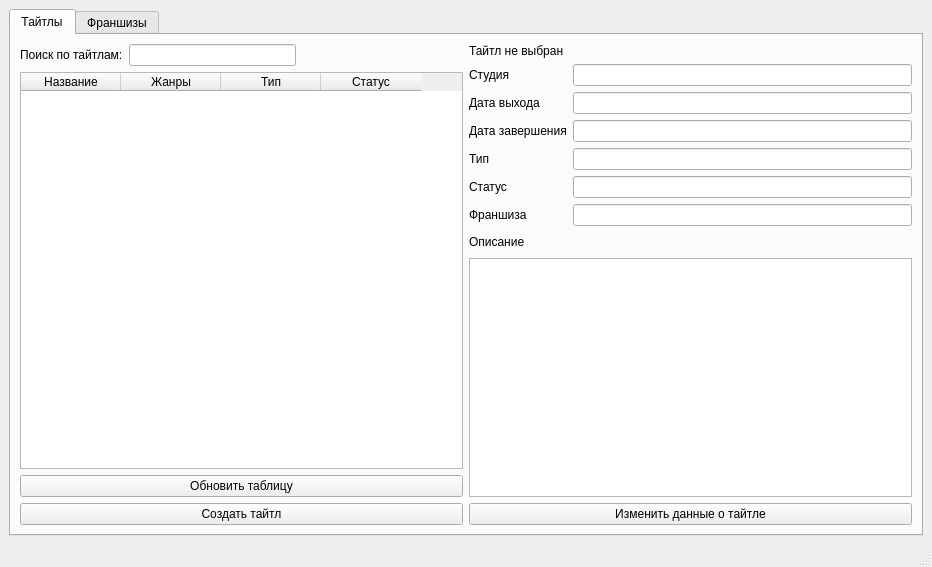
Max-Person/Project-Umami, file ProjectUmamiQt/mainwindow.ui: the form before one commit.
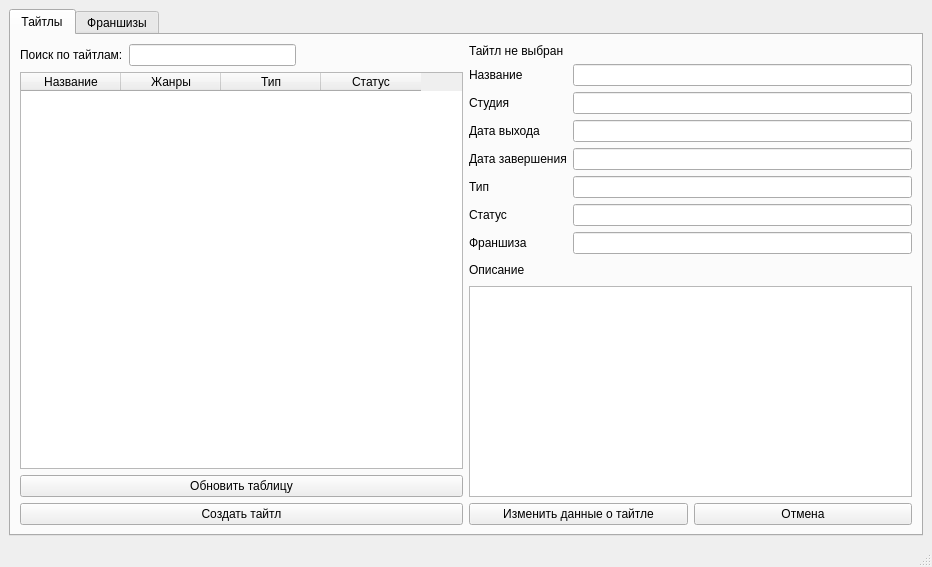
The form after the commit.

The edit to the form file:
```diff
--- a/ProjectUmamiQt/mainwindow.ui
+++ b/ProjectUmamiQt/mainwindow.ui
@@ -111,66 +111,76 @@
           </item>
           <item>
            <layout class="QFormLayout" name="formLayout">
-            <item row="0" column="0">
+            <item row="1" column="0">
              <widget class="QLabel" name="label_12">
               <property name="text">
                <string>Студия</string>
               </property>
              </widget>
             </item>
-            <item row="0" column="1">
+            <item row="1" column="1">
              <widget class="QLineEdit" name="titleStudioLine"/>
             </item>
-            <item row="1" column="0">
+            <item row="2" column="0">
              <widget class="QLabel" name="label_7">
               <property name="text">
                <string>Дата выхода</string>
               </property>
              </widget>
             </item>
-            <item row="1" column="1">
+            <item row="2" column="1">
              <widget class="QLineEdit" name="titleReleaseDateline"/>
             </item>
-            <item row="2" column="0">
+            <item row="3" column="0">
              <widget class="QLabel" name="label_8">
               <property name="text">
                <string>Дата завершения</string>
               </property>
              </widget>
             </item>
-            <item row="2" column="1">
+            <item row="3" column="1">
              <widget class="QLineEdit" name="titleEndingDateLine"/>
             </item>
-            <item row="3" column="0">
+            <item row="4" column="0">
              <widget class="QLabel" name="label_9">
               <property name="text">
                <string>Тип</string>
               </property>
              </widget>
             </item>
-            <item row="3" column="1">
+            <item row="4" column="1">
              <widget class="QLineEdit" name="titleTypeLine"/>
             </item>
-            <item row="4" column="0">
+            <item row="5" column="0">
              <widget class="QLabel" name="label_10">
               <property name="text">
                <string>Статус</string>
               </property>
              </widget>
             </item>
-            <item row="4" column="1">
+            <item row="5" column="1">
              <widget class="QLineEdit" name="titleStatusLine"/>
             </item>
-            <item row="5" column="0">
+            <item row="6" column="0">
              <widget class="QLabel" name="label_11">
               <property name="text">
                <string>Франшиза</string>
               </property>
              </widget>
             </item>
-            <item row="5" column="1">
+            <item row="6" column="1">
              <widget class="QLineEdit" name="titleFranchiseLine"/>
             </item>
+            <item row="0" column="0">
+             <widget class="QLabel" name="label_3">
+              <property name="text">
+               <string>Название</string>
+              </property>
+             </widget>
+            </item>
+            <item row="0" column="1">
+             <widget class="QLineEdit" name="titleNameLine"/>
+            </item>
            </layout>
           </item>
           <item>
@@ -211,6 +221,13 @@
                 </property>
                </widget>
               </item>
+              <item>
+               <widget class="QPushButton" name="cancelChangeButton">
+                <property name="text">
+                 <string>Отмена</string>
+                </property>
+               </widget>
+              </item>
              </layout>
             </item>
            </layout>
```
Left out of the diff: 18 changed lines with no effect on the pictures.
